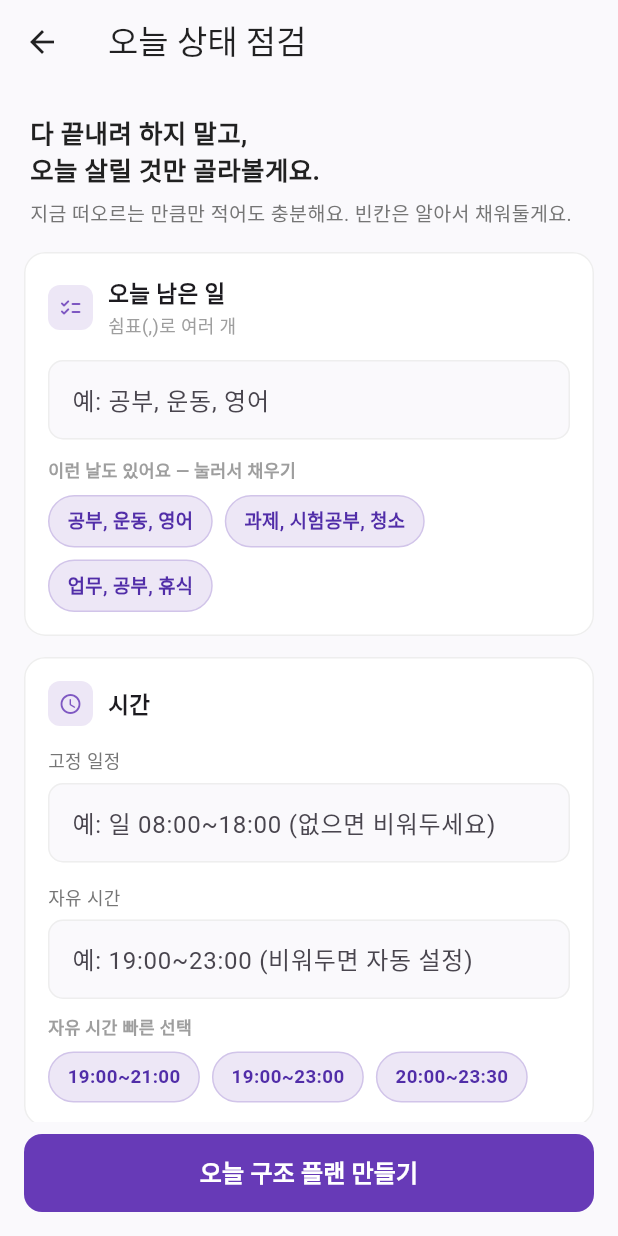
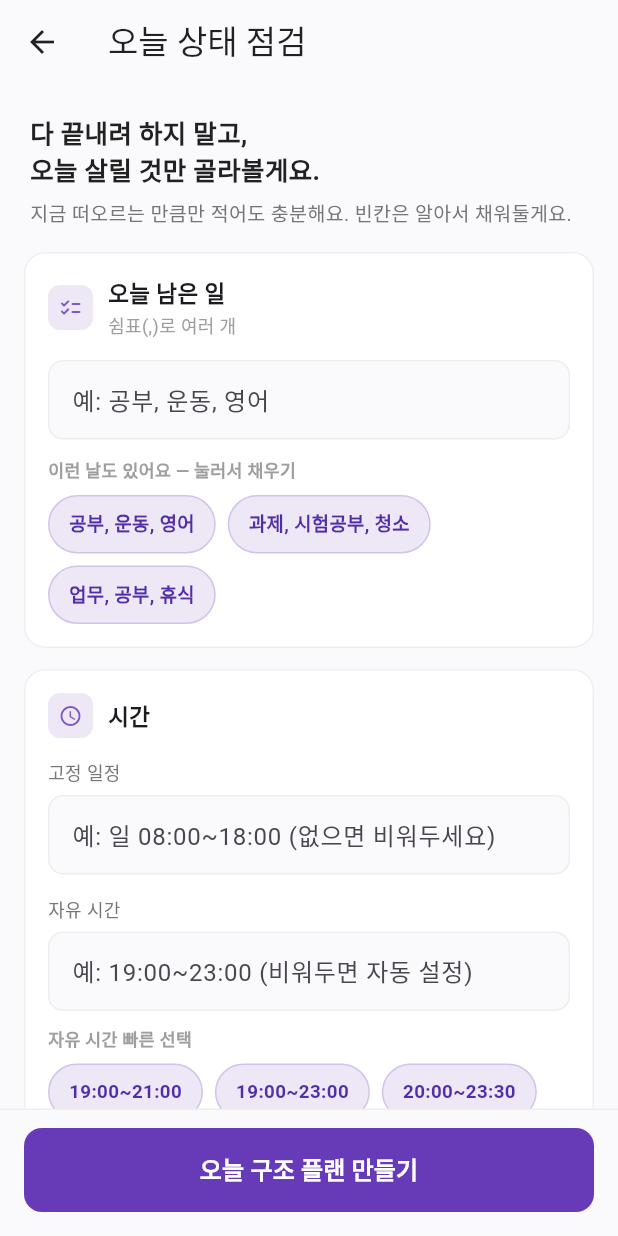
Before and after one commit to josh1261/dayrescue-flutter, a Flutter app: the screen it shows after launch, after a tap on "오늘 계획 압축하기", on a phone screen of 412 x 824 dp. Run offline on Flutter 3.47's test engine with Material 3 defaults, Android fonts, the phone set to English and light mode, and no system bars; our stand-ins replace shared_preferences.

Commit message:
Polish mobile layout details

```diff
--- a/lib/screens/home_screen.dart
+++ b/lib/screens/home_screen.dart
@@ -88,7 +88,7 @@ class _HomeScreenState extends State<HomeScreen> with WidgetsBindingObserver {
     return Scaffold(
       body: ScreenShell(
         child: SingleChildScrollView(
-          padding: const EdgeInsets.fromLTRB(20, 16, 20, 20),
+          padding: const EdgeInsets.fromLTRB(20, 16, 20, 28),
           child: Column(
             crossAxisAlignment: CrossAxisAlignment.stretch,
             children: [
@@ -104,7 +104,7 @@ class _HomeScreenState extends State<HomeScreen> with WidgetsBindingObserver {
                   height: 1.25,
                 ),
               ),
-              const SizedBox(height: 4),
+              const SizedBox(height: 7),
               Text(
                 '남은 하루를 진단하고,\n실행 가능한 크기로 줄여보세요.',
                 style: TextStyle(
--- a/lib/screens/input_screen.dart
+++ b/lib/screens/input_screen.dart
@@ -1,5 +1,6 @@
 import 'package:flutter/material.dart';
 import '../models/task_item.dart';
+import '../widgets/bottom_action_bar.dart';
 import '../widgets/primary_button.dart';
 import '../widgets/screen_shell.dart';
 import 'task_classification_screen.dart';
@@ -134,9 +135,9 @@ class _InputScreenState extends State<InputScreen> {
           children: [
             Expanded(
               child: ListView(
-                // 하단 고정 버튼이 마지막 카드/자유 시간 chip을 가리지 않도록
-                // 충분한 바닥 여백을 둔다.
-                padding: const EdgeInsets.fromLTRB(16, 16, 16, 32),
+                // 하단 고정 버튼(BottomActionBar)이 마지막 카드/자유 시간 chip을
+                // 가리지 않도록 충분한 바닥 여백을 둔다.
+                padding: const EdgeInsets.fromLTRB(16, 16, 16, 24),
                 children: [
                   _header(),
                   _card(
@@ -302,8 +303,7 @@ class _InputScreenState extends State<InputScreen> {
                 ],
               ),
             ),
-            Padding(
-              padding: const EdgeInsets.fromLTRB(16, 8, 16, 16),
+            BottomActionBar(
               child: PrimaryButton(label: '오늘 구조 플랜 만들기', onPressed: _next),
             ),
           ],
@@ -434,7 +434,7 @@ class _InputScreenState extends State<InputScreen> {
         onTap: onTap,
         borderRadius: BorderRadius.circular(20),
         child: Container(
-          padding: const EdgeInsets.symmetric(horizontal: 12, vertical: 7),
+          padding: const EdgeInsets.symmetric(horizontal: 13, vertical: 9),
           decoration: BoxDecoration(
             color: Colors.deepPurple.shade50,
             borderRadius: BorderRadius.circular(20),
--- a/lib/screens/result_screen.dart
+++ b/lib/screens/result_screen.dart
@@ -155,7 +155,7 @@ class _ResultScreenState extends State<ResultScreen> {
       ),
       body: ScreenShell(
         child: SingleChildScrollView(
-          padding: const EdgeInsets.fromLTRB(20, 16, 20, 20),
+          padding: const EdgeInsets.fromLTRB(20, 16, 20, 28),
           child: Column(
             crossAxisAlignment: CrossAxisAlignment.stretch,
             children: [
--- /dev/null
+++ b/lib/widgets/bottom_action_bar.dart
@@ -0,0 +1,23 @@
+import 'package:flutter/material.dart';
+
+// 화면 하단에 고정되는 액션 버튼 영역.
+// 스크롤 콘텐츠 위에 떠 있는 느낌을 주기 위해 상단에 옅은 경계선을 두고,
+// 버튼이 화면 끝/콘텐츠에 바짝 붙지 않도록 넉넉한 여백을 준다.
+// (ScreenShell / SafeArea 안쪽에서 사용하므로 시스템 하단 인셋은 이미 처리됨)
+
+class BottomActionBar extends StatelessWidget {
+  final Widget child;
+  const BottomActionBar({super.key, required this.child});
+
+  @override
+  Widget build(BuildContext context) {
+    return Container(
+      decoration: BoxDecoration(
+        color: const Color(0xFFFAF9FC),
+        border: Border(top: BorderSide(color: Colors.grey.shade200)),
+      ),
+      padding: const EdgeInsets.fromLTRB(16, 12, 16, 16),
+      child: child,
+    );
+  }
+}
--- a/lib/widgets/primary_button.dart
+++ b/lib/widgets/primary_button.dart
@@ -20,17 +20,19 @@ class PrimaryButton extends StatelessWidget {
 
   @override
   Widget build(BuildContext context) {
-    final shape = RoundedRectangleBorder(borderRadius: BorderRadius.circular(12));
+    final shape = RoundedRectangleBorder(
+      borderRadius: BorderRadius.circular(12),
+    );
     final inner = Padding(
-      padding: const EdgeInsets.symmetric(vertical: 14),
+      padding: const EdgeInsets.symmetric(vertical: 16),
       child: Row(
         mainAxisAlignment: MainAxisAlignment.center,
         children: [
-          if (icon != null) ...[
-            Icon(icon, size: 20),
-            const SizedBox(width: 8),
-          ],
-          Text(label, style: const TextStyle(fontSize: 16, fontWeight: FontWeight.w600)),
+          if (icon != null) ...[Icon(icon, size: 20), const SizedBox(width: 8)],
+          Text(
+            label,
+            style: const TextStyle(fontSize: 16, fontWeight: FontWeight.w600),
+          ),
         ],
       ),
     );
```
Also changed, not shown: lib/screens/completion_check_screen.dart (+22 -16 lines), lib/screens/compressed_plan_screen.dart (+17 -20 lines), lib/screens/mascot_shop_screen.dart (+51 -26 lines), lib/screens/task_classification_screen.dart (+4 -3 lines).
